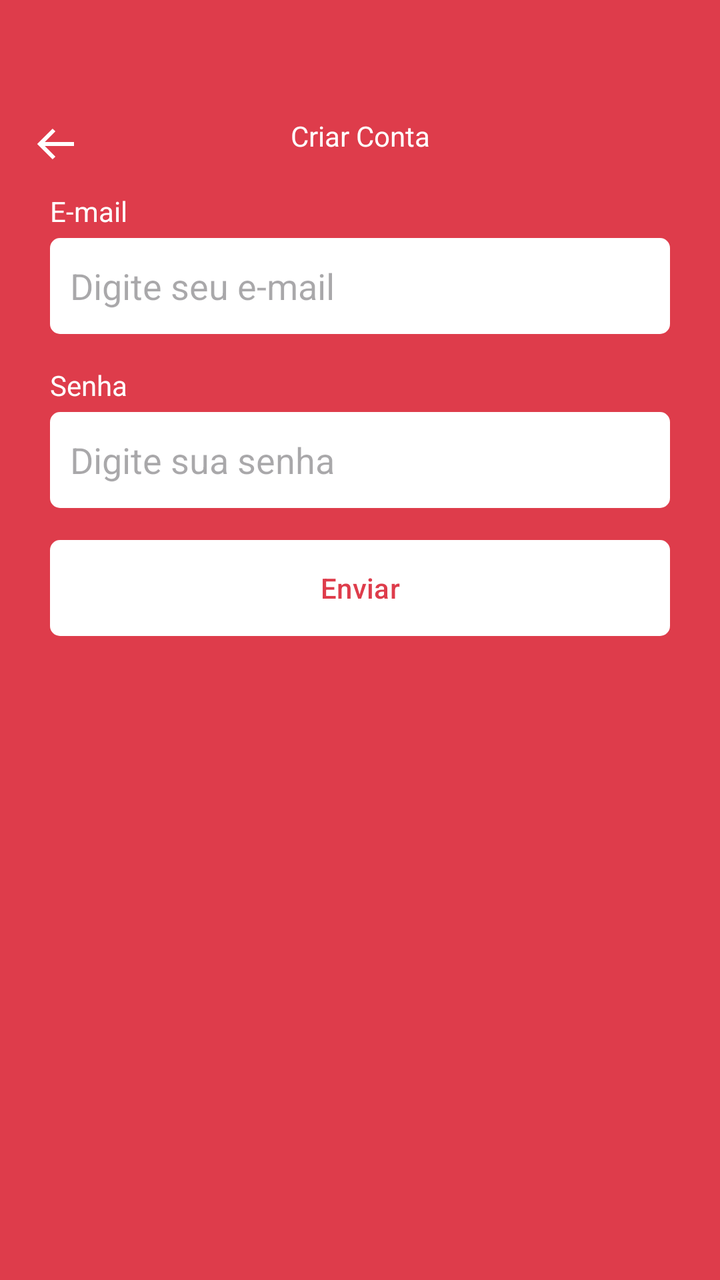
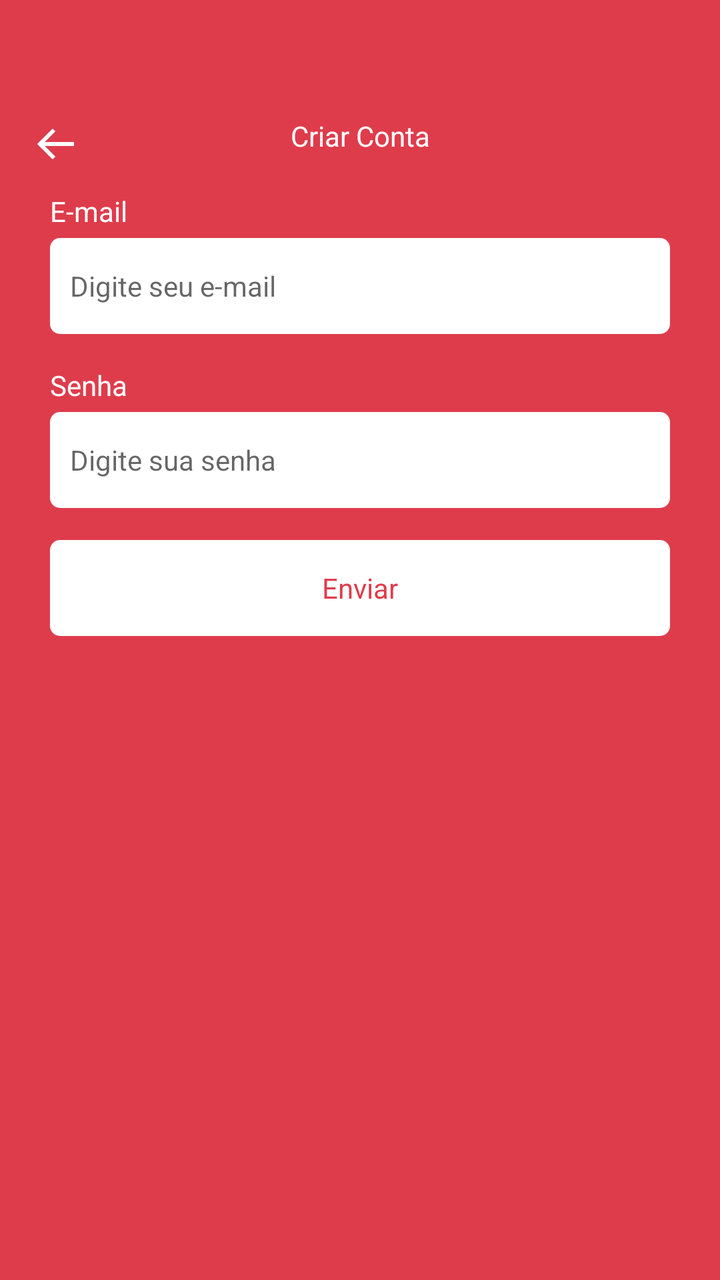

Two renders of the same Android screen: before a commit and after it. Below are the layout's source before the change and the commit's diff.
<!-- AndroidManifest.xml: application theme Theme.NavegabilidadeEntreAsTelas -->
<!-- res/layout/fragment_register.xml -->
<?xml version="1.0" encoding="utf-8"?>
<ScrollView xmlns:android="http://schemas.android.com/apk/res/android"
    xmlns:tools="http://schemas.android.com/tools"
    android:layout_width="match_parent"
    android:layout_height="match_parent"
    xmlns:app="http://schemas.android.com/apk/res-auto"
    tools:context=".ui.auth.RegisterFragment"
    android:fillViewport="true">

    <LinearLayout
        android:id="@+id/linearLayout"
        android:layout_width="match_parent"
        android:layout_height="wrap_content"
        android:orientation="vertical">

        <com.google.android.material.appbar.MaterialToolbar
            android:layout_width="match_parent"
            android:layout_height="wrap_content"
            android:id="@+id/toolbar"
            app:navigationIcon="@drawable/ic_back"
            android:paddingTop="40dp">

            <TextView
                android:layout_width="wrap_content"
                android:layout_height="wrap_content"
                android:text="Criar Conta"
                android:textColor="@color/white"
                android:layout_gravity="center_horizontal" />
            
        </com.google.android.material.appbar.MaterialToolbar>
        
        <LinearLayout
            android:id="@+id/linearLayout2"
            android:layout_width="match_parent"
            android:layout_height="wrap_content"
            android:orientation="vertical"
            android:paddingLeft="25dp"
            android:paddingRight="25dp">
        
        <TextView
            android:layout_width="wrap_content"
            android:layout_height="wrap_content"
            android:text="E-mail"
            android:textColor="@color/white"/>

        <EditText
            android:id="@+id/editTextEmail"
            android:layout_width="match_parent"
            android:layout_height="48dp"
            android:hint="Digite seu e-mail"
            android:inputType="textEmailAddress"
            android:padding="10dp"
            android:layout_marginTop="4dp"
            android:background="@drawable/bg_edit_text"/>
        <TextView
            android:layout_width="wrap_content"
            android:layout_height="wrap_content"
            android:text="Senha"
            android:textColor="@color/white"

            android:layout_marginTop="16dp"/>

        <EditText
            android:id="@+id/editTextSenha"
            android:layout_width="match_parent"
            android:layout_height="48dp"
            android:inputType="textPassword"
            android:hint="Digite sua senha"
            android:padding="10dp"
            android:layout_marginTop="4dp"
            android:background="@drawable/bg_edit_text"/>

        <com.google.android.material.button.MaterialButton
            android:id="@+id/btnRegister"
            android:layout_width="match_parent"
            android:layout_height="wrap_content"
            android:text="Enviar"
            android:textColor="@color/color_default"
            app:backgroundTint="@null"
            android:layout_marginTop="16dp"
            android:background="@drawable/bg_btn"/>

        <LinearLayout
            android:layout_width="match_parent"
            android:layout_height="wrap_content"
            android:orientation="horizontal"
            android:layout_marginTop="4dp">
        </LinearLayout>
        <ProgressBar
            android:layout_width="wrap_content"
            android:layout_height="wrap_content"
            android:indeterminateTint="@color/white"
            android:layout_gravity="center"
            android:layout_marginTop="8dp"
            tools:visibility="visible"
            android:visibility="invisible"/>
        </LinearLayout>
    </LinearLayout>
</ScrollView>
<!-- resources referenced by this layout -->
<resources>
  <color name="color_default">#DE3C4B</color>
  <color name="white">#FFFFFFFF</color>
  <!-- drawable bg_btn (drawable) -->
  <?xml version="1.0" encoding="utf-8"?>
  <shape xmlns:android="http://schemas.android.com/apk/res/android"
      android:shape="rectangle">
  
      <solid android:color="@color/white"/>
      <corners android:radius="5dp"/>
  </shape>
  <!-- drawable bg_edit_text (drawable) -->
  <?xml version="1.0" encoding="utf-8"?>
  <shape xmlns:android="http://schemas.android.com/apk/res/android"
      android:shape="rectangle">
  
      <solid android:color="@color/white"/>
      <corners android:radius="5dp"/>
  </shape>
  <!-- drawable ic_back (drawable) -->
  <vector xmlns:android="http://schemas.android.com/apk/res/android"
      android:width="24dp"
      android:height="24dp"
      android:viewportWidth="24"
      android:viewportHeight="24">
    <path
        android:fillColor="#FFF"
        android:pathData="M21,11H6.414l5.293,-5.293 -1.414,-1.414L2.586,12l7.707,7.707 1.414,-1.414L6.414,13H21z"/>
  </vector>
  <style name="Theme.NavegabilidadeEntreAsTelas" parent="Base.Theme.NavegabilidadeEntreAsTelas" />
  <style name="Base.Theme.NavegabilidadeEntreAsTelas" parent="Theme.Material3.DayNight.NoActionBar">
          
          
          <item name="android:windowBackground">@color/color_default</item>
          <item name="android:colorPrimary">@color/color_default</item>
          <item name="colorPrimaryVariant">@color/color_default</item>
      </style>
</resources>

<!-- the commit's change to res/layout/fragment_register.xml (unified diff, before → after) -->
@@ -47,6 +47,7 @@
             android:id="@+id/editTextEmail"
             android:layout_width="match_parent"
             android:layout_height="48dp"
+            style="@style/EditTextTheme"
             android:hint="Digite seu e-mail"
             android:inputType="textEmailAddress"
             android:padding="10dp"
@@ -65,6 +66,7 @@
             android:layout_width="match_parent"
             android:layout_height="48dp"
             android:inputType="textPassword"
+            style="@style/EditTextTheme"
             android:hint="Digite sua senha"
             android:padding="10dp"
             android:layout_marginTop="4dp"
@@ -74,6 +76,7 @@
             android:id="@+id/btnRegister"
             android:layout_width="match_parent"
             android:layout_height="wrap_content"
+            style="@style/ButtonTheme"
             android:text="Enviar"
             android:textColor="@color/color_default"
             app:backgroundTint="@null"
<!-- resource entries referenced after the edit -->
@@ -28,6 +28,17 @@
         android:fillColor="#FFF"
         android:pathData="M21,11H6.414l5.293,-5.293 -1.414,-1.414L2.586,12l7.707,7.707 1.414,-1.414L6.414,13H21z"/>
   </vector>
+  <style name="ButtonTheme" parent="Theme.MaterialComponents.DayNight.NoActionBar">
+          <item name="android:background">@drawable/bg_btn</item>
+          <item name="android:textAllCaps">false</item>
+          <item name="android:textColor">@color/color_default</item>
+          <item name="backgroundTint">@null</item>
+      </style>
+  <style name="EditTextTheme" parent="Theme.MaterialComponents.DayNight.NoActionBar">
+          <item name="android:background">@drawable/bg_edit_text</item>
+          <item name="android:padding">16dp</item>
+          <item name="android:textSize">14sp</item>
+      </style>
   <style name="Theme.NavegabilidadeEntreAsTelas" parent="Base.Theme.NavegabilidadeEntreAsTelas" />
   <style name="Base.Theme.NavegabilidadeEntreAsTelas" parent="Theme.Material3.DayNight.NoActionBar">
           
